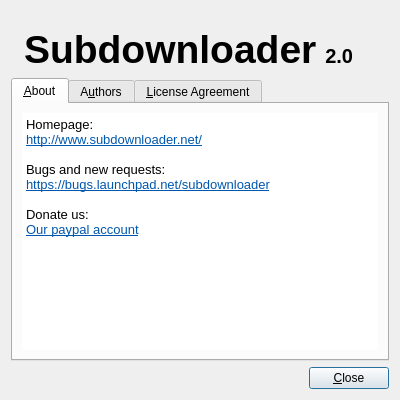
Before: the Qt Designer form gui/about.ui in subdownloader/subdownloader, drawn with Qt 5.
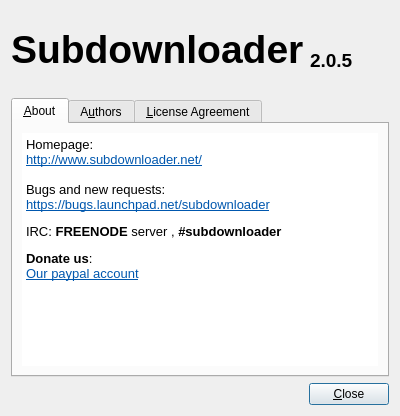
After: the same form once the commit is applied. Icons and pictures are not drawn.

Commit message: added paypal icon in statusbar added login button in statusbar added qprogressdialog for connection/login now the About dialog shows the version of the app added more menu items

```diff
--- a/gui/about.ui
+++ b/gui/about.ui
@@ -9,7 +9,7 @@
     <x>0</x>
     <y>0</y>
     <width>400</width>
-    <height>400</height>
+    <height>416</height>
    </rect>
   </property>
   <property name="sizePolicy" >
@@ -36,7 +36,7 @@
   <property name="autoFillBackground" >
    <bool>false</bool>
   </property>
-  <layout class="QVBoxLayout" >
+  <layout class="QVBoxLayout" name="verticalLayout" >
    <item>
     <spacer>
      <property name="orientation" >
@@ -54,17 +54,24 @@
     </spacer>
    </item>
    <item>
-    <layout class="QHBoxLayout" >
+    <layout class="QHBoxLayout" name="horizontalLayout" >
      <item>
-      <widget class="QLabel" name="lblIcon" >
-       <property name="sizePolicy" >
-        <sizepolicy vsizetype="Fixed" hsizetype="Fixed" >
-         <horstretch>0</horstretch>
-         <verstretch>0</verstretch>
-        </sizepolicy>
+      <widget class="QLabel" name="label_sd" >
+       <property name="font" >
+        <font>
+         <family>Tahoma</family>
+         <pointsize>10</pointsize>
+         <weight>75</weight>
+         <italic>true</italic>
+         <bold>true</bold>
+        </font>
        </property>
        <property name="text" >
-        <string/>
+        <string>&lt;!DOCTYPE HTML PUBLIC "-//W3C//DTD HTML 4.0//EN" "http://www.w3.org/TR/REC-html40/strict.dtd">
+&lt;html>&lt;head>&lt;meta name="qrichtext" content="1" />&lt;style type="text/css">
+p, li { white-space: pre-wrap; }
+&lt;/style>&lt;/head>&lt;body style=" font-family:'Tahoma'; font-size:10pt; font-weight:600; font-style:italic;">
+&lt;p style=" margin-top:0px; margin-bottom:0px; margin-left:0px; margin-right:0px; -qt-block-indent:0; text-indent:0px; font-family:'Sans Serif'; font-size:9pt; font-weight:400; font-style:normal;">&lt;span style=" font-size:29pt; font-weight:600;">Subdownloader&lt;/span>&lt;/p>&lt;/body>&lt;/html></string>
        </property>
        <property name="pixmap" >
         <pixmap/>
@@ -72,7 +79,7 @@
       </widget>
      </item>
      <item>
-      <widget class="QLabel" name="label" >
+      <widget class="QLabel" name="label_version" >
        <property name="font" >
         <font>
          <family>Tahoma</family>
@@ -87,25 +94,31 @@
 &lt;html>&lt;head>&lt;meta name="qrichtext" content="1" />&lt;style type="text/css">
 p, li { white-space: pre-wrap; }
 &lt;/style>&lt;/head>&lt;body style=" font-family:'Tahoma'; font-size:10pt; font-weight:600; font-style:italic;">
-&lt;p style=" margin-top:0px; margin-bottom:0px; margin-left:0px; margin-right:0px; -qt-block-indent:0; text-indent:0px; font-family:'Sans Serif'; font-size:9pt; font-weight:400; font-style:normal;">&lt;span style=" font-size:29pt; font-weight:600;">Subdownloader&lt;/span> &lt;span style=" font-family:'serif'; font-size:15pt; font-weight:600;"> 2.0&lt;/span>&lt;/p>&lt;/body>&lt;/html></string>
+&lt;p style=" margin-top:0px; margin-bottom:0px; margin-left:0px; margin-right:0px; -qt-block-indent:0; text-indent:0px; font-family:'Sans Serif'; font-size:9pt; font-weight:400; font-style:normal;">&lt;span style=" font-family:'serif'; font-size:14pt; font-weight:600;">2.0.5&lt;/span>&lt;/p>&lt;/body>&lt;/html></string>
        </property>
-      </widget>
-     </item>
-     <item>
-      <spacer>
-       <property name="orientation" >
-        <enum>Qt::Horizontal</enum>
+       <property name="alignment" >
+        <set>Qt::AlignBottom|Qt::AlignLeading|Qt::AlignLeft</set>
        </property>
-       <property name="sizeHint" stdset="0" >
-        <size>
-         <width>40</width>
-         <height>20</height>
-        </size>
-       </property>
-      </spacer>
+      </widget>
      </item>
     </layout>
    </item>
+   <item>
+    <widget class="QLabel" name="lblIcon" >
+     <property name="sizePolicy" >
+      <sizepolicy vsizetype="Fixed" hsizetype="Fixed" >
+       <horstretch>0</horstretch>
+       <verstretch>0</verstretch>
+      </sizepolicy>
+     </property>
+     <property name="text" >
+      <string/>
+     </property>
+     <property name="pixmap" >
+      <pixmap/>
+     </property>
+    </widget>
+   </item>
    <item>
     <widget class="QTabWidget" name="tabs" >
      <property name="windowModality" >
@@ -138,7 +151,7 @@
         <x>0</x>
         <y>0</y>
         <width>378</width>
-        <height>231</height>
+        <height>241</height>
        </rect>
       </property>
       <attribute name="title" >
@@ -163,8 +176,8 @@
 &lt;p style="-qt-paragraph-type:empty; margin-top:0px; margin-bottom:0px; margin-left:0px; margin-right:0px; -qt-block-indent:0; text-indent:0px; text-decoration: underline; color:#0057ae;">&lt;/p>
 &lt;p style=" margin-top:0px; margin-bottom:0px; margin-left:0px; margin-right:0px; -qt-block-indent:0; text-indent:0px; text-decoration: underline;">&lt;span style=" text-decoration:none;">Bugs and new requests:&lt;/span>&lt;/p>
 &lt;p style=" margin-top:0px; margin-bottom:0px; margin-left:0px; margin-right:0px; -qt-block-indent:0; text-indent:0px;">&lt;a href="https://bugs.launchpad.net/subdownloader">&lt;span style=" text-decoration: underline; color:#0057ae;">https://bugs.launchpad.net/subdownloader&lt;/span>&lt;/a>&lt;/p>
-&lt;p style="-qt-paragraph-type:empty; margin-top:0px; margin-bottom:0px; margin-left:0px; margin-right:0px; -qt-block-indent:0; text-indent:0px; text-decoration: underline; color:#0057ae;">&lt;/p>
-&lt;p style=" margin-top:0px; margin-bottom:0px; margin-left:0px; margin-right:0px; -qt-block-indent:0; text-indent:0px; text-decoration: underline;">&lt;span style=" text-decoration:none;">Donate us:&lt;/span>&lt;/p>
+&lt;p style=" margin-top:12px; margin-bottom:12px; margin-left:0px; margin-right:0px; -qt-block-indent:0; text-indent:0px;">IRC: &lt;span style=" font-weight:600;">FREENODE&lt;/span> server , &lt;span style=" font-weight:600;">#subdownloader&lt;/span>&lt;/p>
+&lt;p style=" margin-top:0px; margin-bottom:0px; margin-left:0px; margin-right:0px; -qt-block-indent:0; text-indent:0px; text-decoration: underline;">&lt;span style=" font-weight:600; text-decoration:none;">Donate us&lt;/span>&lt;span style=" text-decoration:none;">:&lt;/span>&lt;/p>
 &lt;p style=" margin-top:0px; margin-bottom:0px; margin-left:0px; margin-right:0px; -qt-block-indent:0; text-indent:0px;">&lt;a href="https://www.paypal.com/cgi-bin/webscr?cmd=_donations&amp;business=donations%40subdownloader%2enet&amp;no_shipping=0&amp;no_note=1&amp;tax=0&amp;currency_code=EUR&amp;lc=PT&amp;bn=PP%2dDonationsBF&amp;charset=UTF%2d8">&lt;span style=" text-decoration: underline; color:#0057ae;">Our paypal account&lt;/span>&lt;/a>&lt;/p>&lt;/body>&lt;/html></string>
          </property>
          <property name="openExternalLinks" >
```
Left out of the diff: 7 changed lines with no effect on the pictures. The commit also changes 9 other files.
